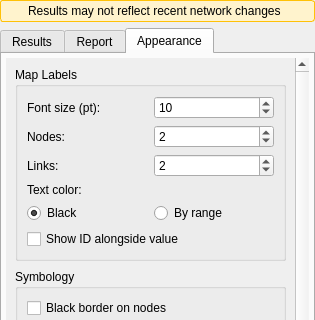
Old version of the form ui/analysis/qgisred_results_dock.ui in the repository qgisred/QGISRed; both pictures show x 0 to 315 and y 0 to 320 of the 315 by 480 pixel window.
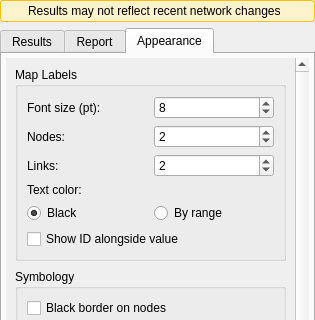
New version of the form. The open tabs and pages were chosen to show the change.

Commit message: Results: Set 8 as default label size

What changed in the file:
```diff
--- a/ui/analysis/qgisred_results_dock.ui
+++ b/ui/analysis/qgisred_results_dock.ui
@@ -1189,7 +1189,7 @@
                   <number>24</number>
                  </property>
                  <property name="value">
-                  <number>10</number>
+                  <number>8</number>
                  </property>
                 </widget>
                </item>
```
The commit also changes 2 other files.
